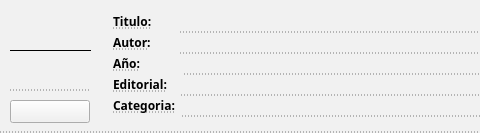
First picture: the form in libro.ui, repository FenixAlive/MiLibreria, before the edit; both pictures show x 0 to 480 and y 0 to 133 of the 900 by 133 pixel window.
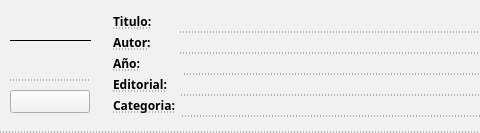
Second picture: the form after the edit. Icons and pictures are not drawn.

The edit to the form file:
```diff
--- a/libro.ui
+++ b/libro.ui
@@ -47,7 +47,7 @@
    <property name="geometry">
     <rect>
      <x>10</x>
-     <y>10</y>
+     <y>0</y>
      <width>81</width>
      <height>81</height>
     </rect>
@@ -208,7 +208,7 @@
    <property name="geometry">
     <rect>
      <x>10</x>
-     <y>100</y>
+     <y>90</y>
      <width>80</width>
      <height>23</height>
     </rect>
```
